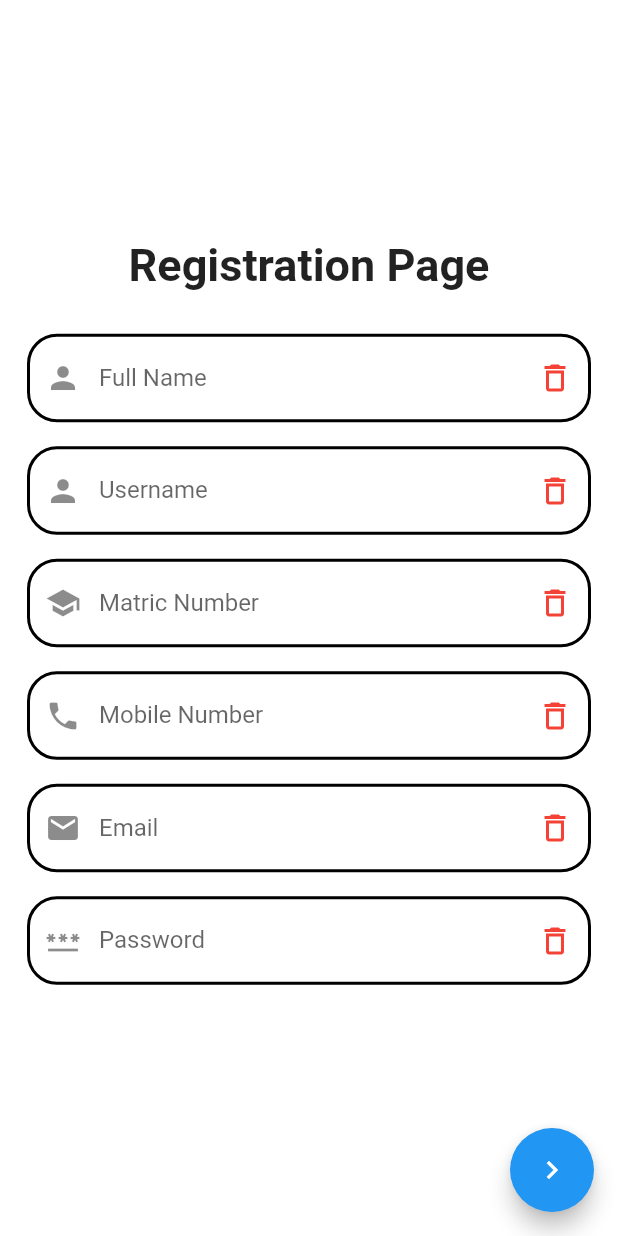
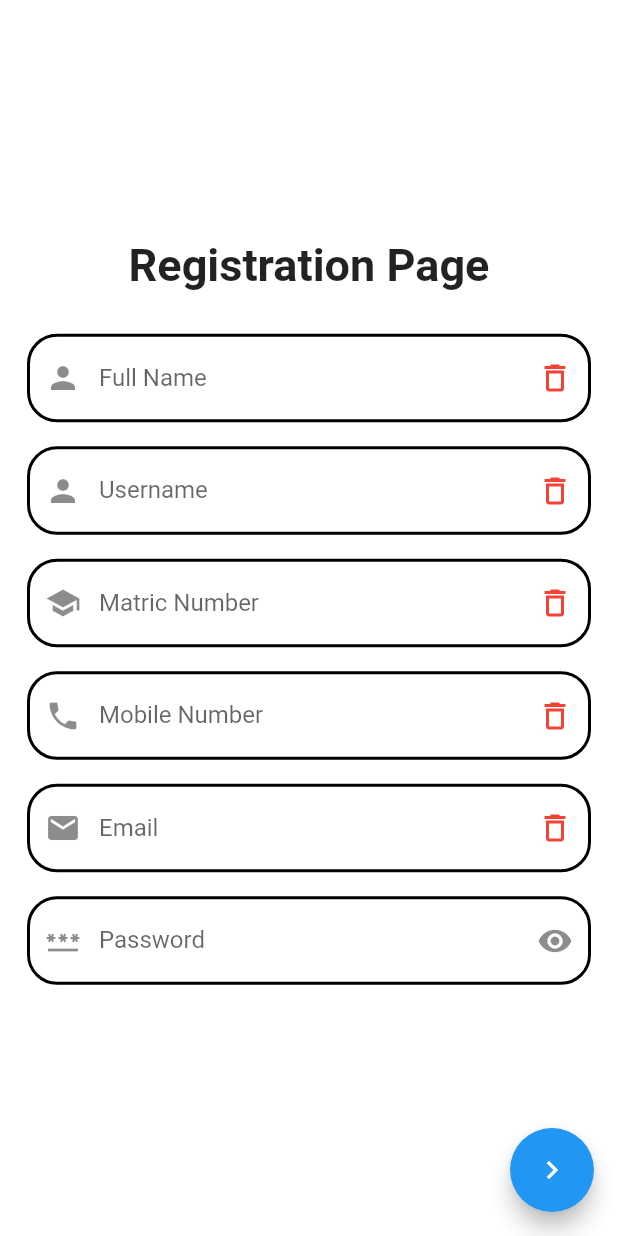
Before and after one commit to ahmdirfnz/Hostel-Management-System, a Flutter app: the MyRegister screen opened by its route, after a tap on the "navigate next" icon, on a phone screen of 412 x 824 dp. Run offline on Flutter 3.47's test engine with Material 2 defaults, Android fonts, the phone set to English and light mode, and no system bars; our stand-ins replace cloud_firestore, firebase_auth, firebase_core, modal_progress_hud; accounts and stored records are empty.

Commit message:
update code

```diff
--- a/lib/registration.dart
+++ b/lib/registration.dart
@@ -11,6 +11,8 @@ class MyRegister extends StatefulWidget {
 }
 
 class _MyRegisterState extends State<MyRegister> {
+
+  bool _isObscure = true;
 
   final fullNameController = TextEditingController();
   final usernameController = TextEditingController();
@@ -158,20 +160,27 @@ class _MyRegisterState extends State<MyRegister> {
                 padding: const EdgeInsets.all(8.0),
                 child: TextFormField(
                   controller: passwordController,
+                  obscureText: _isObscure,
                   keyboardType: TextInputType.visiblePassword,
-                  decoration: const InputDecoration(
+                  decoration:  InputDecoration(
                     labelText: 'Password',
                     hintText: 'Enter Your Password',
-                    prefixIcon: Icon(Icons.password),
-                    suffixIcon: Icon(
-                      Icons.delete_outline,
-                      color: Colors.red,
+                    prefixIcon: const Icon(Icons.password),
+                    suffixIcon: IconButton(
+                      icon: Icon(
+                        _isObscure ? Icons.visibility : Icons.visibility_off,
+                      ),
+                      onPressed: () {
+                        setState(() {
+                          _isObscure = !_isObscure;
+                        });
+                      },
                     ),
-                    enabledBorder: OutlineInputBorder(
+                    enabledBorder: const OutlineInputBorder(
                       borderRadius: BorderRadius.all(Radius.circular(20.0)),
                       borderSide: BorderSide(color: Colors.black, width: 2.0),
                     ),
-                    focusedBorder: OutlineInputBorder(
+                    focusedBorder: const OutlineInputBorder(
                       borderRadius: BorderRadius.all(Radius.circular(20.0)),
                       borderSide: BorderSide(color: Colors.blue, width: 2.0),
                     ),
@@ -192,7 +201,9 @@ class _MyRegisterState extends State<MyRegister> {
             email: emailController.text,
             password: passwordController.text,
       );
-          Navigator.pushNamed(context, 'booking_screen');
+          setState(() {
+            Navigator.pushNamed(context, "room_screen");
+          });
           createUser(user);
 
         },
```
